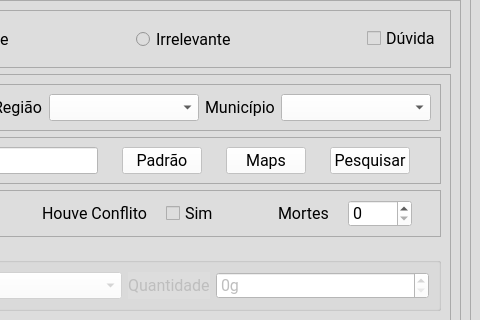
Old version of the form src/view/pages/ui_pages.ui in the repository cintraluiza2/CO_annotationsmirror; both pictures show x 525 to 1005 and y 89 to 409 of the 1005 by 944 pixel window.
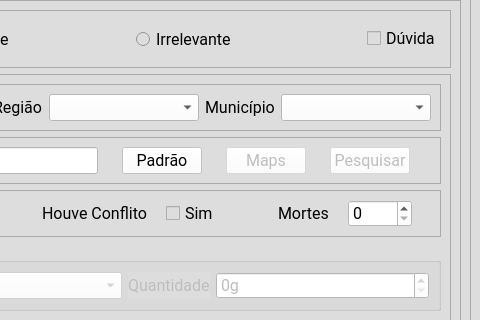
New version of the form. The open tabs and pages were chosen to show the change. Icons and pictures are not drawn.

Commit message: Add setEnable in buttons maps

Patch:
```diff
--- a/src/view/pages/ui_pages.ui
+++ b/src/view/pages/ui_pages.ui
@@ -920,6 +920,9 @@
                 </item>
                 <item>
                  <widget class="QPushButton" name="button_maps">
+                  <property name="enabled">
+                   <bool>false</bool>
+                  </property>
                   <property name="sizePolicy">
                    <sizepolicy hsizetype="Minimum" vsizetype="Preferred">
                     <horstretch>0</horstretch>
@@ -953,7 +956,10 @@
                  </widget>
                 </item>
                 <item>
-                 <widget class="QPushButton" name="pushButton_3">
+                 <widget class="QPushButton" name="button_pesquisar">
+                  <property name="enabled">
+                   <bool>false</bool>
+                  </property>
                   <property name="sizePolicy">
                    <sizepolicy hsizetype="Minimum" vsizetype="Preferred">
                     <horstretch>0</horstretch>
```
The commit also changes 1 other file.
